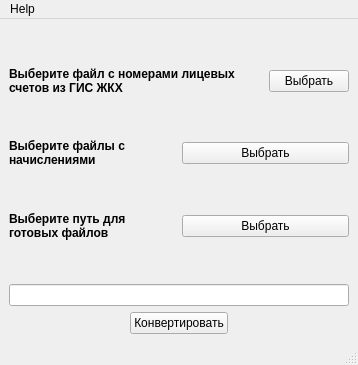
The window that mainwindow.ui (ogulyukin/SBConverter) describes before a commit, drawn with Qt 5.
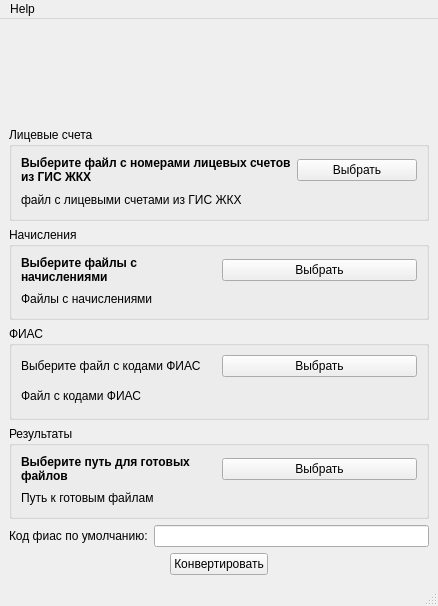
The same window after the commit. Icons and pictures are not drawn.

Patch:
```diff
--- a/mainwindow.ui
+++ b/mainwindow.ui
@@ -6,15 +6,15 @@
    <rect>
     <x>0</x>
     <y>0</y>
-    <width>358</width>
-    <height>365</height>
+    <width>438</width>
+    <height>606</height>
    </rect>
   </property>
   <property name="windowTitle">
    <string>MainWindow</string>
   </property>
   <widget class="QWidget" name="centralwidget">
-   <layout class="QVBoxLayout" name="verticalLayout">
+   <layout class="QVBoxLayout" name="verticalLayout_5">
     <item>
      <widget class="QLabel" name="logoLabel">
       <property name="text">
@@ -29,6 +29,12 @@
      </widget>
     </item>
     <item>
+     <widget class="QGroupBox" name="groupBox">
+      <property name="title">
+       <string>Лицевые счета</string>
+      </property>
+      <layout class="QVBoxLayout" name="verticalLayout">
+       <item>
      <layout class="QHBoxLayout" name="horizontalLayout">
       <item>
        <widget class="QLabel" name="Info1Label">
@@ -58,13 +64,22 @@
     <item>
      <widget class="QLabel" name="csvLabel">
       <property name="text">
-       <string/>
+          <string>файл с лицевыми счетами из ГИС ЖКХ</string>
       </property>
       <property name="wordWrap">
        <bool>true</bool>
       </property>
      </widget>
     </item>
+      </layout>
+     </widget>
+    </item>
+    <item>
+     <widget class="QGroupBox" name="groupBox_2">
+      <property name="title">
+       <string>Начисления</string>
+      </property>
+      <layout class="QVBoxLayout" name="verticalLayout_2">
     <item>
      <layout class="QHBoxLayout" name="horizontalLayout_2">
       <item>
@@ -95,13 +110,59 @@
     <item>
      <widget class="QLabel" name="filesLabel">
       <property name="text">
-       <string/>
+          <string>Файлы с начислениями</string>
       </property>
       <property name="wordWrap">
        <bool>true</bool>
       </property>
      </widget>
     </item>
+      </layout>
+     </widget>
+    </item>
+    <item>
+     <widget class="QGroupBox" name="groupBox_3">
+      <property name="title">
+       <string>ФИАС</string>
+      </property>
+      <layout class="QVBoxLayout" name="verticalLayout_3">
+       <item>
+        <layout class="QHBoxLayout" name="horizontalLayout_6">
+         <item>
+          <widget class="QLabel" name="label_3">
+           <property name="text">
+            <string>Выберите файл с кодами ФИАС</string>
+           </property>
+           <property name="wordWrap">
+            <bool>true</bool>
+           </property>
+          </widget>
+         </item>
+         <item>
+          <widget class="QPushButton" name="fiasButton">
+           <property name="text">
+            <string>Выбрать</string>
+           </property>
+          </widget>
+         </item>
+        </layout>
+       </item>
+       <item>
+        <widget class="QLabel" name="fiasLabel">
+         <property name="text">
+          <string>Файл с кодами ФИАС</string>
+         </property>
+        </widget>
+       </item>
+      </layout>
+     </widget>
+    </item>
+    <item>
+     <widget class="QGroupBox" name="groupBox_4">
+      <property name="title">
+       <string>Результаты</string>
+      </property>
+      <layout class="QVBoxLayout" name="verticalLayout_4">
     <item>
      <layout class="QHBoxLayout" name="horizontalLayout_3">
       <item>
@@ -132,10 +193,22 @@
     <item>
      <widget class="QLabel" name="resultLabel">
       <property name="text">
-       <string/>
+          <string>Путь к готовым файлам</string>
       </property>
       <property name="wordWrap">
        <bool>true</bool>
+         </property>
+        </widget>
+       </item>
+      </layout>
+     </widget>
+    </item>
+    <item>
+     <layout class="QHBoxLayout" name="horizontalLayout_5">
+      <item>
+       <widget class="QLabel" name="label">
+        <property name="text">
+         <string>Код фиас по умолчанию:</string>
       </property>
      </widget>
     </item>
@@ -152,6 +225,8 @@
       </property>
      </widget>
     </item>
+     </layout>
+    </item>
     <item>
      <layout class="QHBoxLayout" name="horizontalLayout_4">
       <item>
@@ -196,7 +271,7 @@
     <rect>
      <x>0</x>
      <y>0</y>
-     <width>358</width>
+     <width>438</width>
      <height>20</height>
     </rect>
    </property>
```
Lines whose indentation alone changed are shown as unchanged.
